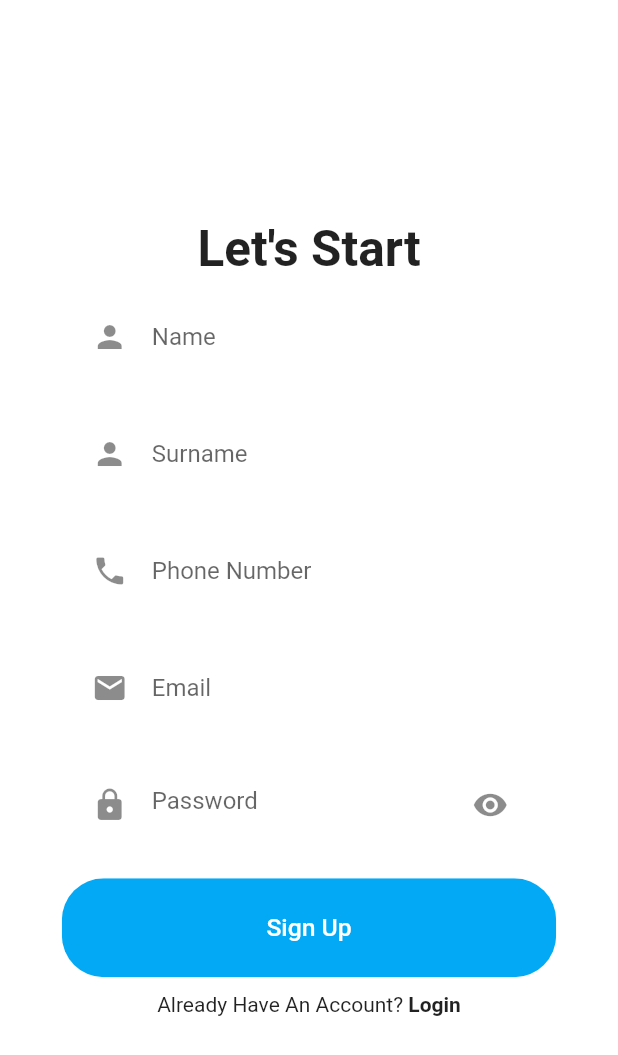
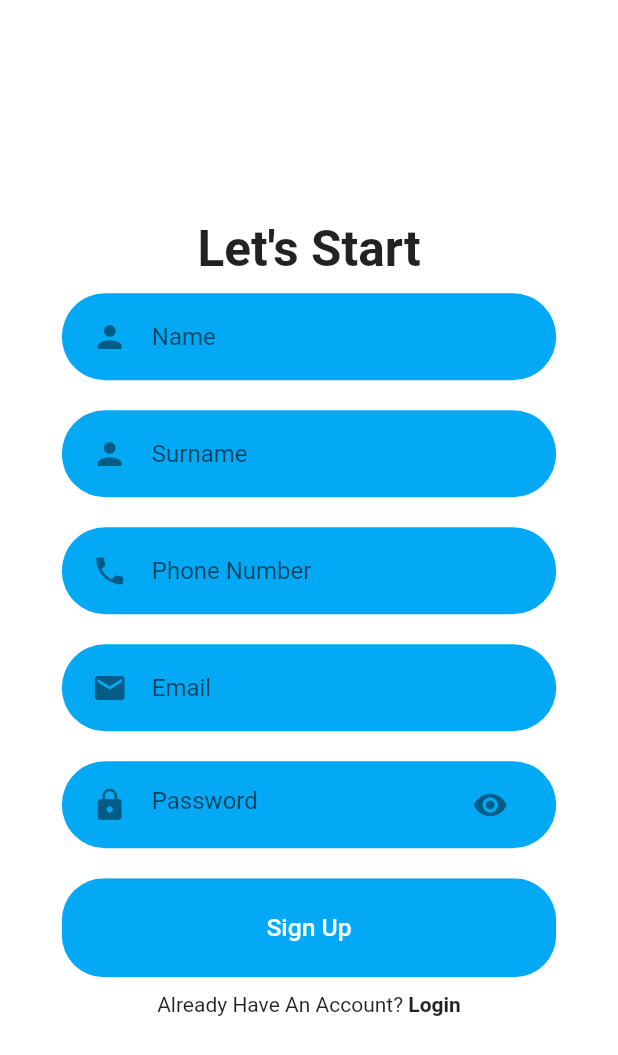
Before and after one commit to batuhanlel/BookMingleUI, a Flutter app: the SignUpScreen screen opened directly, on a phone screen of 412 x 824 dp. Shown: the top 1055 px of the screen. Run offline on Flutter 3.47's test engine with Material 2 defaults, Android fonts, the phone set to English and light mode, and no system bars; our stand-ins replace flutter_secure_storage, flutter_svg; accounts and stored records are empty; network calls fail.

Commit message:
feat: add color to the component

```diff
--- a/lib/component/text_field_container.dart
+++ b/lib/component/text_field_container.dart
@@ -19,6 +19,7 @@ class TextFieldContainer extends StatelessWidget {
       padding: const EdgeInsets.symmetric(vertical: 5, horizontal: 20),
       decoration: BoxDecoration(
         borderRadius: BorderRadius.circular(29),
+        color: Colors.lightBlue,
       ),
       child: child,
     );
```
